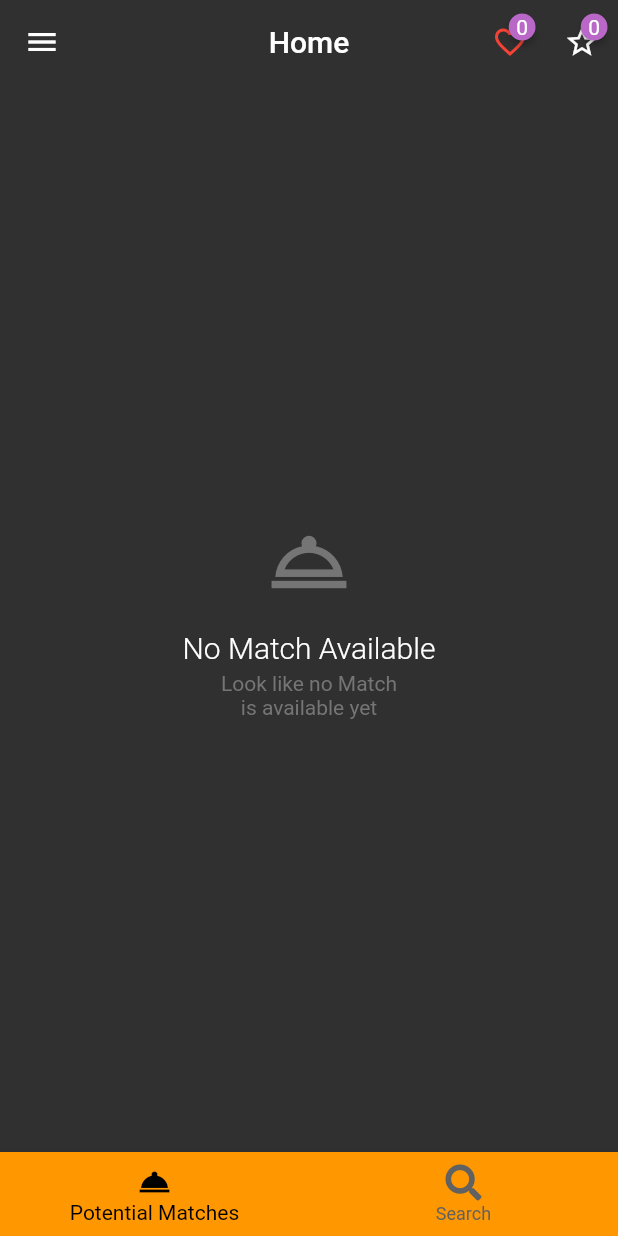
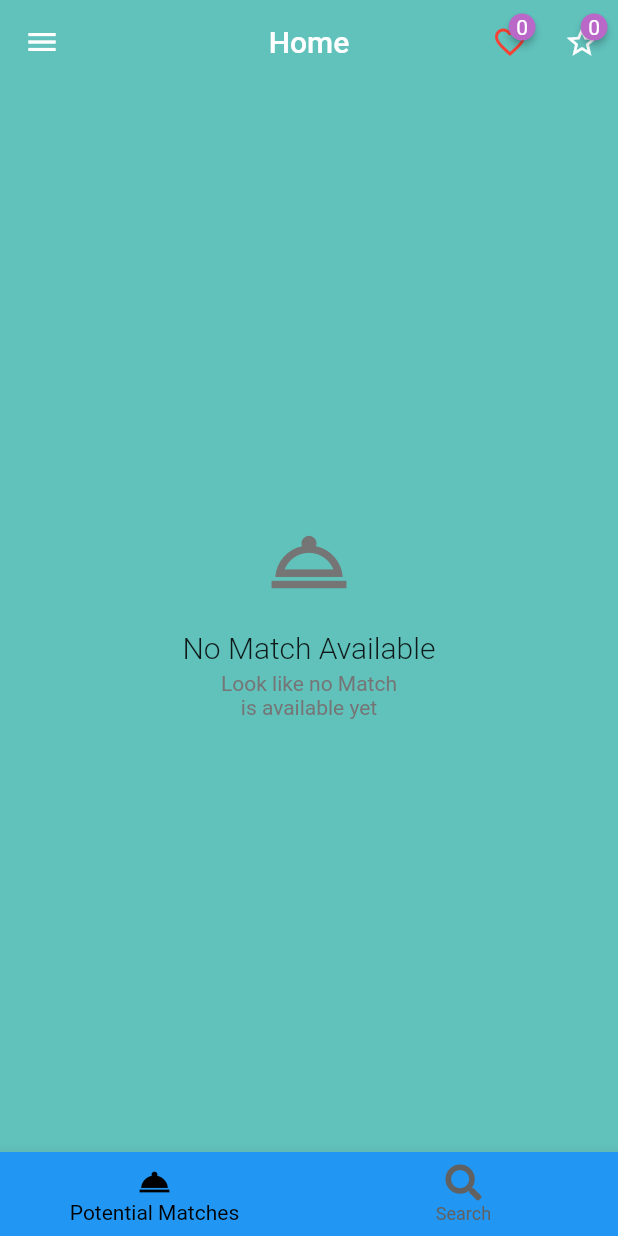
Before and after one commit to hassan-zafar/dog_share, a Flutter app: the screen it shows once a user with an empty profile is signed in, on a phone screen of 412 x 824 dp. Run offline on Flutter 3.47's test engine with Material 2 defaults, Android fonts, the phone set to English and light mode, and no system bars; drawn by our look-alikes of badges; our stand-ins replace bot_toast, cached_network_image, cloud_firestore, firebase_auth, firebase_core, firebase_messaging and 16 more; missing offline and left inert: cloud_firestore_web, firebase_auth_web, firebase_core_web, firebase_messaging_web, firebase_storage_web, flutter_gradient_colors and 5 more; accounts and stored records are empty.

Commit message:
fixed according to latest updates

```diff
--- a/lib/cart/cart_full.dart
+++ b/lib/cart/cart_full.dart
@@ -153,7 +153,6 @@ class _CartFullState extends State<CartFull> {
                               child: GestureDetector(
                                 onTap: () => cartProvider.addProductToCart(
                                   widget.productId!,
-                                  cartAttr.price!,
                                   cartAttr.title!,
                                   cartAttr.imageUrl!,
                                 ),
--- a/lib/main.dart
+++ b/lib/main.dart
@@ -86,7 +86,7 @@ class _MyAppState extends State<MyApp> {
 
   @override
   Widget build(BuildContext context) {
-    bool isDarkTheme = true;
+    bool isDarkTheme = false;
     return FutureBuilder(
         future: _initialization,
         builder: (context, snapshot) {
@@ -125,18 +125,15 @@ class _MyAppState extends State<MyApp> {
               debugShowCheckedModeBanner: false,
               title: 'Dog Share',
               theme: ThemeData(
-                // scaffoldBackgroundColor: Colors.black,
-                primaryColor: Colors.orange,
-                accentColor: Colors.black,
-                brightness: Brightness.dark,
+                scaffoldBackgroundColor: const Color(0xFF61c1bb),
+                primaryColor: Colors.white,
+                // accentColor: Colors.black,
+                brightness: Brightness.light,
                 dividerTheme: const DividerThemeData(
-                    color: Colors.orange, thickness: 0.5),
+                    color: Colors.black, thickness: 0.5),
                 textTheme: const TextTheme(bodyText1: TextStyle(color: Colors.white))
                     .apply(bodyColor: Colors.white, displayColor: Colors.white),
-                colorScheme: const ColorScheme.dark(
-                  primary: Colors.orange,
-                  secondary: Colors.red,
-                ),
+                // colorScheme: const ColorScheme(),
               ),
               home: UserState(),
               routes: {
--- a/lib/provider/cart_provider.dart
+++ b/lib/provider/cart_provider.dart
@@ -17,7 +17,7 @@ class FavouriteProvider with ChangeNotifier {
   }
 
   void addProductToCart(
-      String productId, double price, String title, String imageUrl) {
+      String productId, String title, String imageUrl) {
     if (_cartItems.containsKey(productId)) {
       // removeItem(productId);
       _cartItems.update(
@@ -36,7 +36,7 @@ class FavouriteProvider with ChangeNotifier {
               id: DateTime.now().toString(),
               productId: productId,
               title: title,
-              price: price,
+              // price: price,
               quantity: 1,
               imageUrl: imageUrl));
     }
--- a/lib/provider/favs_provider.dart
+++ b/lib/provider/favs_provider.dart
@@ -9,7 +9,7 @@ class FavsProvider with ChangeNotifier {
   }
 
   void addAndRemoveFromFav(
-      String productId, double price, String title, String imageUrl) {
+      String productId, String title, String imageUrl) {
     if (_favsItems.containsKey(productId)) {
       removeItem(productId);
     } else {
@@ -18,7 +18,7 @@ class FavsProvider with ChangeNotifier {
           () => FavsAttr(
               id: DateTime.now().toString(),
               title: title,
-              price: price,
+              // price: price,
               imageUrl: imageUrl));
     }
     notifyListeners();
--- a/lib/provider/products.dart
+++ b/lib/provider/products.dart
@@ -11,7 +11,8 @@ class AllUsers with ChangeNotifier {
 
   Future<void> fetchProducts() async {
     print('Fetch method is called');
-    await petsDataRef
+    //TODO: change it to pet data ref
+    await userRef
         .get()
         .then((QuerySnapshot userSnapshot) {
       _allPets = [];
--- a/lib/screens/servicesScreen.dart
+++ b/lib/screens/servicesScreen.dart
@@ -39,7 +39,6 @@ class _ServicesScreenState extends State<ServicesScreen> {
     final allUsersProvider = Provider.of<AllUsers>(
       context,
     );
-
 
     return SafeArea(
       child: Scaffold(
@@ -121,14 +120,21 @@ class _ServicesScreenState extends State<ServicesScreen> {
                     ],
                   ),
                 )
-              : ListView.builder(
+              : GridView.builder(
                   itemCount: allUsersProvider.allUsers.length,
                   itemBuilder: (context, index) {
                     return ChangeNotifierProvider<AllUsers>.value(
                       value: allUsersProvider,
-                      child: ServiceCardWidget(user: allUsersProvider.allUsers[index]),
+                      child: ServiceCardWidget(
+                          user: allUsersProvider.allUsers[index]),
                     );
-                  }),
+                  },
+                  gridDelegate: const SliverGridDelegateWithFixedCrossAxisCount(
+                    crossAxisCount: 2,
+                    crossAxisSpacing: 5.0,
+                    mainAxisSpacing: 5.0,
+                  ),
+                ),
         ),
       ),
     );
--- a/lib/widget/feedsdialog.dart
+++ b/lib/widget/feedsdialog.dart
@@ -55,7 +55,6 @@ class FeedDialog extends StatelessWidget {
                         () => {
                               favsProvider.addAndRemoveFromFav(
                                   productId,
-                                  double.parse(prodAttr.phoneNo!),
                                   prodAttr.name!,
                                   prodAttr.imageUrl!),
                               Navigator.canPop(context)
@@ -85,7 +84,6 @@ class FeedDialog extends StatelessWidget {
                           : () {
                               cartProvider.addProductToCart(
                                   productId,
-                                  double.parse(prodAttr.phoneNo!),
                                   prodAttr.name!,
                                   prodAttr.imageUrl!);
                               Navigator.canPop(context)
--- a/lib/widget/serviceCardWidget.dart
+++ b/lib/widget/serviceCardWidget.dart
@@ -1,6 +1,6 @@
 import 'package:cached_network_image/cached_network_image.dart';
 import 'package:dog_share/inner_screens/service_details.dart';
-import 'package:dog_share/models/users.dart';
+import 'package:dog_share/models/petsDataModel.dart';
 import 'package:flutter/material.dart';
 import 'package:provider/provider.dart';
 import 'package:dog_share/utilities/custom_images.dart';
@@ -16,7 +16,7 @@ class ServiceCardWidget extends StatefulWidget {
 class _ServiceCardWidgetState extends State<ServiceCardWidget> {
   @override
   Widget build(BuildContext context) {
-    final productsAttributes = Provider.of<AppUserModel>(context);
+    final productsAttributes = Provider.of<PetsDataModel>(context);
     print(productsAttributes);
     return GestureDetector(
       onTap: () {
--- a/lib/widget/service_tile_widget.dart
+++ b/lib/widget/service_tile_widget.dart
@@ -99,7 +99,6 @@ class ServicesTileWidget extends StatelessWidget {
                 onPressed: () {
                   favsProvider.addAndRemoveFromFav(
                       _user.id!,
-                      double.parse(prodAttr.phoneNo!),
                       prodAttr.name!,
                       prodAttr.imageUrl!);
                 },
@@ -115,7 +114,6 @@ class ServicesTileWidget extends StatelessWidget {
                 onPressed: () {
                   cartProvider.addProductToCart(
                       _user.id!,
-                      double.parse(prodAttr.phoneNo!),
                       prodAttr.name!,
                       prodAttr.imageUrl!);
                   Navigator.canPop(context) ? Navigator.pop(context) : null;
```
Also changed, not shown: lib/inner_screens/service_details.dart (+3 -4 lines), lib/widget/service_card_widget.dart (+50 -59 lines).
